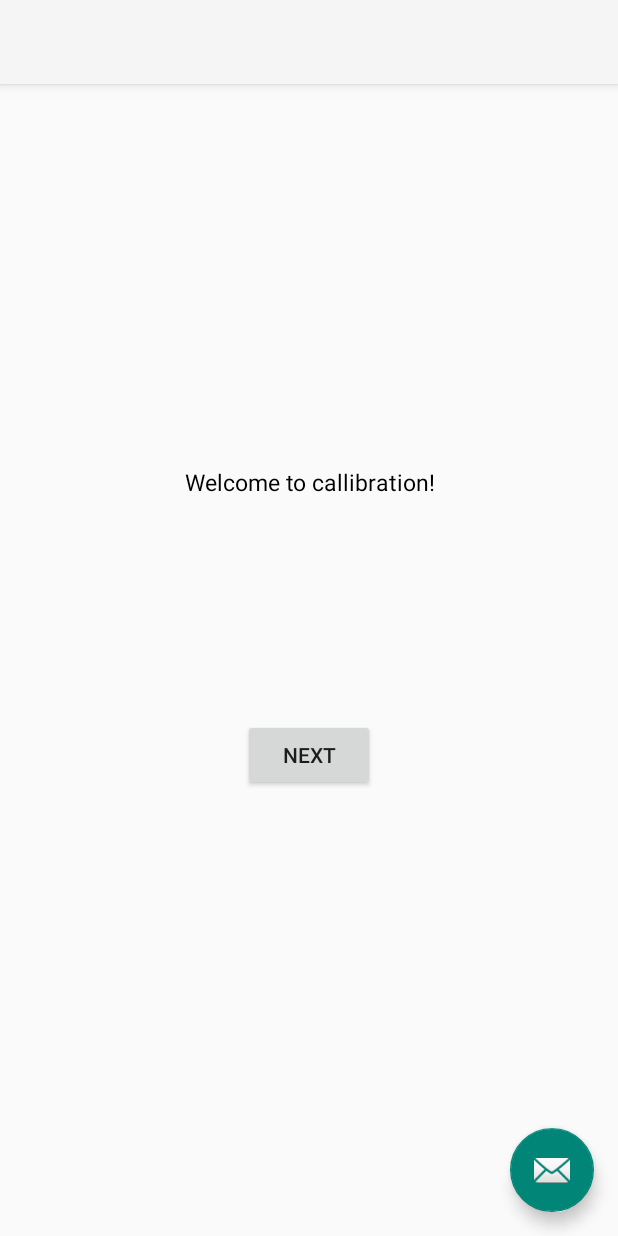
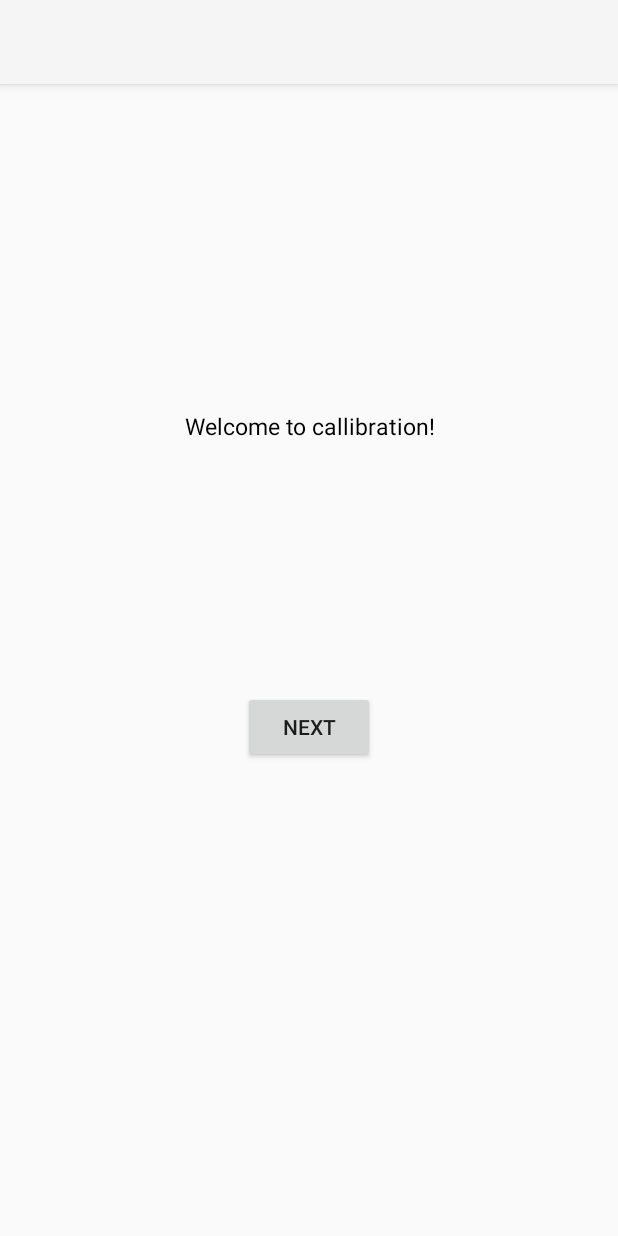
Before and after one commit to 776980/MCEN30019_2018_SM2, an Android app: the CallibrationActivity screen opened directly, with no data from a screen before it, on a phone screen of 412 x 824 dp. Run offline under Robolectric (Android 15) with nearby library versions, the phone set to English and light mode, and no system bars.

Commit message:
if you want to revert revert to this commit.

```diff
--- a/ARMController/app/src/main/res/layout/activity_callibration.xml
+++ b/ARMController/app/src/main/res/layout/activity_callibration.xml
@@ -23,12 +23,4 @@
 
     <include layout="@layout/content_callibration"/>
 
-    <android.support.design.widget.FloatingActionButton
-            android:id="@+id/fab"
-            android:layout_width="wrap_content"
-            android:layout_height="wrap_content"
-            android:layout_gravity="bottom|end"
-            android:layout_margin="@dimen/fab_margin"
-            app:srcCompat="@android:drawable/ic_dialog_email"/>
-
 </android.support.design.widget.CoordinatorLayout>
--- a/ARMController/app/src/main/res/layout/content_callibration.xml
+++ b/ARMController/app/src/main/res/layout/content_callibration.xml
@@ -5,7 +5,6 @@
         xmlns:app="http://schemas.android.com/apk/res-auto"
         android:layout_width="match_parent"
         android:layout_height="match_parent"
-        app:layout_behavior="@string/appbar_scrolling_view_behavior"
         tools:showIn="@layout/activity_callibration"
         tools:context=".CallibrationActivity" tools:layout_editor_absoluteY="25dp">
 
```
